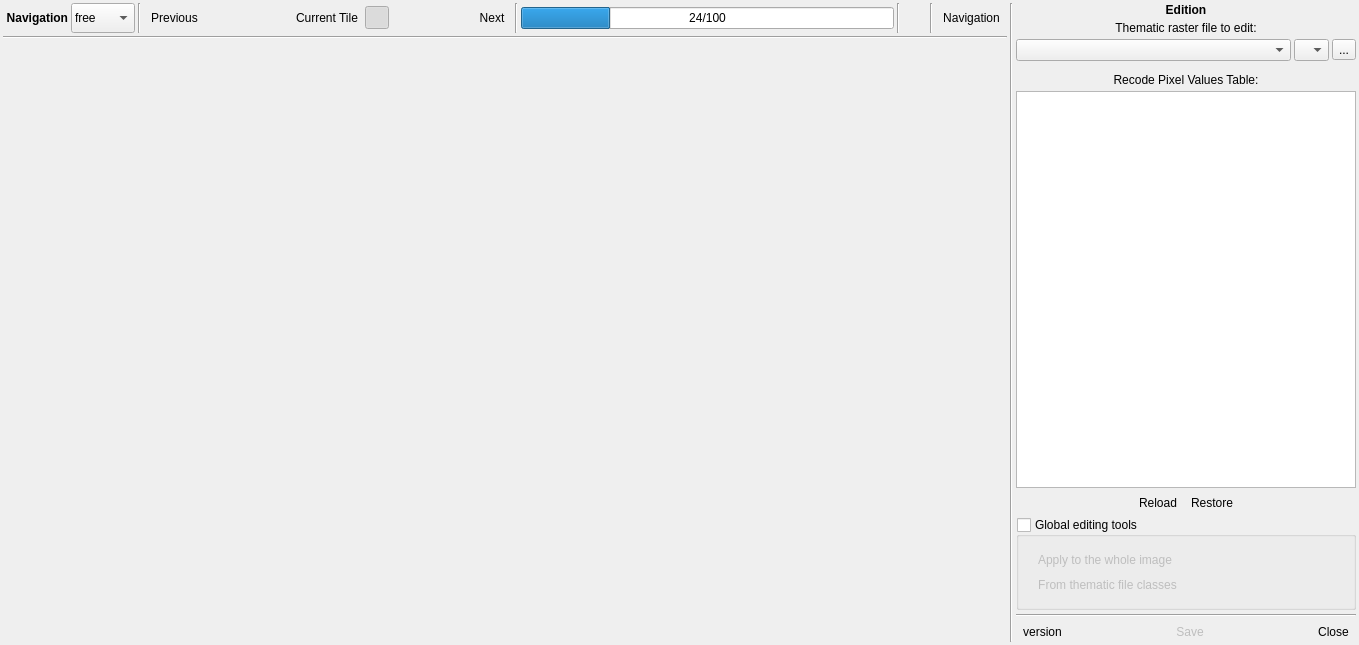
Above: ui/main_dialog.ui from SMByC/ThRasE before the change. Below: the same form after it.
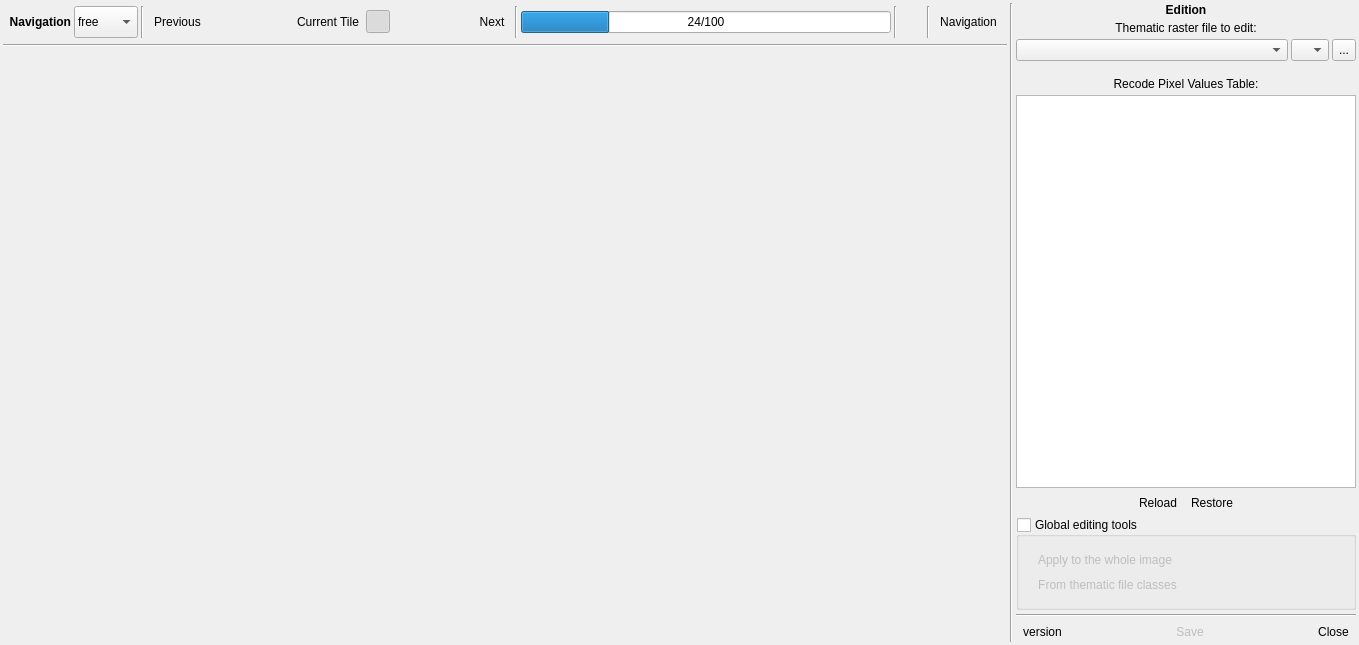
That is the form after the change. Icons and pictures are not drawn. Custom widgets are drawn as their Qt base class.

```diff
--- a/ui/main_dialog.ui
+++ b/ui/main_dialog.ui
@@ -82,16 +82,16 @@
           <enum>QLayout::SetMaximumSize</enum>
          </property>
          <property name="leftMargin">
-          <number>0</number>
+          <number>3</number>
          </property>
          <property name="topMargin">
-          <number>0</number>
+          <number>3</number>
          </property>
          <property name="rightMargin">
-          <number>0</number>
+          <number>3</number>
          </property>
          <property name="bottomMargin">
-          <number>0</number>
+          <number>3</number>
          </property>
          <item>
           <widget class="QWidget" name="widget_2" native="true">
@@ -163,7 +163,7 @@
               <property name="maximumSize">
                <size>
                 <width>16777215</width>
-                <height>30</height>
+                <height>32</height>
                </size>
               </property>
               <property name="cursor">
@@ -199,7 +199,7 @@
               <property name="maximumSize">
                <size>
                 <width>16777215</width>
-                <height>30</height>
+                <height>32</height>
                </size>
               </property>
               <layout class="QHBoxLayout" name="horizontalLayout_3">
@@ -559,12 +559,6 @@
          </item>
          <item>
           <widget class="QWidget" name="widget_6" native="true">
-           <property name="maximumSize">
-            <size>
-             <width>16777215</width>
-             <height>32</height>
-            </size>
-           </property>
            <layout class="QHBoxLayout" name="horizontalLayout_12">
             <property name="spacing">
              <number>3</number>
@@ -589,6 +583,12 @@
                 <verstretch>0</verstretch>
                </sizepolicy>
               </property>
+              <property name="maximumSize">
+               <size>
+                <width>16777215</width>
+                <height>32</height>
+               </size>
+              </property>
               <property name="allowEmptyLayer">
                <bool>true</bool>
               </property>
@@ -598,8 +598,8 @@
              <widget class="QComboBox" name="QCBox_band_LayerToEdit">
               <property name="maximumSize">
                <size>
-                <width>35</width>
-                <height>16777215</height>
+                <width>38</width>
+                <height>32</height>
                </size>
               </property>
               <property name="toolTip">
@@ -612,6 +612,17 @@
             </item>
             <item>
              <widget class="QToolButton" name="QPBtn_browseLayerToEdit">
+              <property name="maximumSize">
+               <size>
+                <width>32</width>
+                <height>32</height>
+               </size>
+              </property>
+              <property name="font">
+               <font>
+                <pointsize>9</pointsize>
+               </font>
+              </property>
               <property name="text">
                <string>...</string>
               </property>
@@ -631,7 +642,7 @@
            <property name="sizeHint" stdset="0">
             <size>
              <width>20</width>
-             <height>8</height>
+             <height>12</height>
             </size>
            </property>
           </spacer>
```
